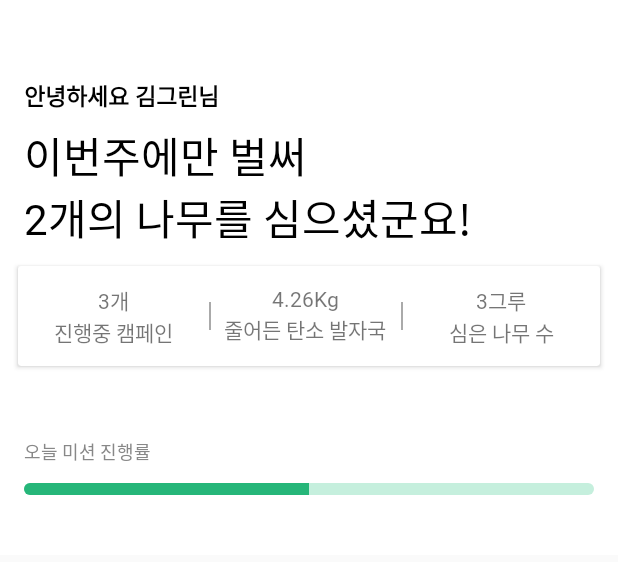
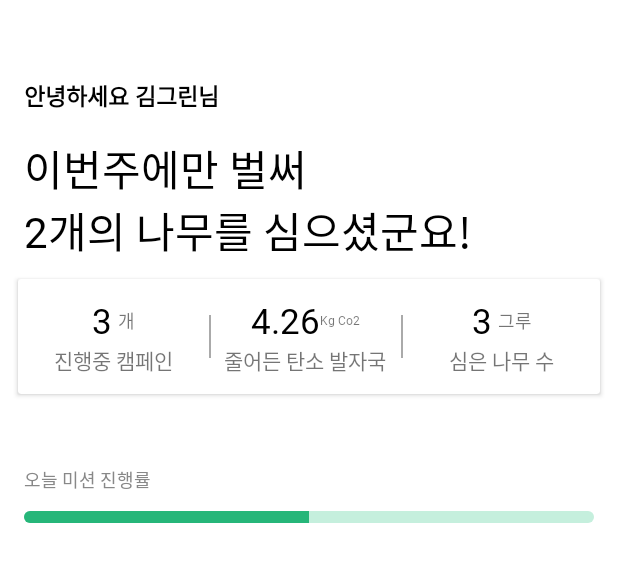
Before and after one commit to GreenByMe/GreenByMe_Android, an Android app: the layout item_home_header.xml on its own in the app's theme, with its tools: preview values and no code run, on a phone screen of 412 x 824 dp. Shown: the top 562 px of the screen. Run offline under Robolectric (Android 15) with nearby library versions, the phone set to English and light mode, and no system bars; network calls fail.

Commit message:
add fonts

```diff
--- a/app/build.gradle
+++ b/app/build.gradle
@@ -79,7 +79,6 @@ dependencies {
     //lottie
     implementation "com.airbnb.android:lottie:3.3.1"
 
-
     implementation 'com.github.bumptech.glide:glide:4.11.0'
     annotationProcessor 'com.github.bumptech.glide:compiler:4.11.0'
 }
--- a/app/src/main/java/org/greenbyme/angelhack/network/MissionAPI.kt
+++ b/app/src/main/java/org/greenbyme/angelhack/network/MissionAPI.kt
@@ -33,7 +33,7 @@ interface MissionAPI {
         @Path("mission_id") mission_id: Int
     ): Single<MissionDetailDAO>
 
-    @POST("/api/personalMissions/missions/{missionId}")
+    @POST("/api/personalmissions/missions/{missionId}")
     fun joinMissionResponse(
         @Header("jwt") token: String,
         @Path("missionId") missionId: Int
--- a/app/src/main/java/org/greenbyme/angelhack/ui/home/HomeFragment.kt
+++ b/app/src/main/java/org/greenbyme/angelhack/ui/home/HomeFragment.kt
@@ -62,7 +62,6 @@ class HomeFragment : Fragment() {
 
     override fun onViewCreated(view: View, savedInstanceState: Bundle?) {
         super.onViewCreated(view, savedInstanceState)
-
         initViews()
         loadData()
     }
--- a/app/src/main/java/org/greenbyme/angelhack/ui/mission/MissionFragment.kt
+++ b/app/src/main/java/org/greenbyme/angelhack/ui/mission/MissionFragment.kt
@@ -58,7 +58,7 @@ class MissionFragment : Fragment(), TagOnClickListener {
             .observeOn(AndroidSchedulers.mainThread())
             .subscribe { it ->
                 rv_mission_recommend?.apply {
-                    adapter = MissionRecommendAdapter(it.contents)
+                    adapter = MissionAdapter(it.contents)
                     layoutManager = LinearLayoutManager(context)
                 }
             }
--- a/app/src/main/java/org/greenbyme/angelhack/ui/mission/detail/MissionDetailActivity.kt
+++ b/app/src/main/java/org/greenbyme/angelhack/ui/mission/detail/MissionDetailActivity.kt
@@ -74,7 +74,7 @@ class MissionDetailActivity : BaseActivity(), MissionDetailContract.View {
     }
 
     companion object {
-        fun getIntent(context: Context, missionId: Int, missionType: CampaignList.Type): Intent {
+        fun getIntent(context: Context, missionId: Int, missionType: CampaignList.Type = CampaignList.Type.POPULAR): Intent {
             val intent = Intent(context, MissionDetailActivity::class.java)
             intent.putExtra("mission_id", missionId)
             intent.putExtra("mission_type", missionType)
--- a/app/src/main/res/layout/activity_main.xml
+++ b/app/src/main/res/layout/activity_main.xml
@@ -23,6 +23,7 @@
                 android:layout_width="wrap_content"
                 android:layout_height="wrap_content"
                 android:text="내가 그린"
+                android:fontFamily="@font/leesunsin"
                 android:textColor="@color/colorPrimaryDark"
                 android:textSize="20dp" />
         </androidx.appcompat.widget.Toolbar>
--- a/app/src/main/res/layout/item_home_header.xml
+++ b/app/src/main/res/layout/item_home_header.xml
@@ -25,7 +25,7 @@
         android:layout_width="wrap_content"
         android:layout_height="wrap_content"
         android:layout_marginLeft="16dp"
-        android:layout_marginTop="7dp"
+        android:layout_marginTop="16dp"
         android:text="이번주에만 벌써\n2개의 나무를 심으셨군요!"
         android:textColor="@color/black"
         android:textSize="28sp"
@@ -57,13 +57,29 @@
 
                 <TextView
                     android:id="@+id/campaign_count_title"
-                    android:layout_width="0dp"
+                    android:layout_width="wrap_content"
                     android:layout_height="wrap_content"
+                    android:layout_marginRight="4dp"
                     android:gravity="center"
+                    android:textColor="@color/black"
+                    android:textSize="23sp"
+                    app:layout_constraintHorizontal_chainStyle="packed"
                     app:layout_constraintLeft_toLeftOf="parent"
+                    app:layout_constraintRight_toLeftOf="@id/campaign_count_title_m"
+                    app:layout_constraintTop_toTopOf="parent"
+                    tools:text="3" />
+
+                <TextView
+                    android:id="@+id/campaign_count_title_m"
+                    android:layout_width="wrap_content"
+                    android:layout_height="wrap_content"
+                    android:textSize="12sp"
+                    app:layout_constraintBottom_toTopOf="@+id/campaign_count"
+                    app:layout_constraintLeft_toRightOf="@id/campaign_count_title"
                     app:layout_constraintRight_toRightOf="parent"
                     app:layout_constraintTop_toTopOf="parent"
-                    tools:text="3개" />
+                    app:layout_constraintVertical_bias="0.5"
+                    tools:text="개" />
 
                 <TextView
                     android:id="@+id/campaign_count"
@@ -99,20 +115,35 @@
 
                 <TextView
                     android:id="@+id/co_title"
-                    android:layout_width="0dp"
+                    android:layout_width="wrap_content"
                     android:layout_height="wrap_content"
                     android:gravity="center"
+                    android:textColor="@color/black"
+                    android:textSize="23sp"
+                    app:layout_constraintHorizontal_chainStyle="packed"
                     app:layout_constraintLeft_toLeftOf="parent"
+                    app:layout_constraintRight_toLeftOf="@id/co_title_m"
+                    app:layout_constraintTop_toTopOf="parent"
+                    tools:text="4.26" />
+
+                <TextView
+                    android:id="@+id/co_title_m"
+                    android:layout_width="wrap_content"
+                    android:layout_height="wrap_content"
+                    android:textSize="8sp"
+                    app:layout_constraintBottom_toTopOf="@+id/co_value"
+                    app:layout_constraintLeft_toRightOf="@id/co_title"
                     app:layout_constraintRight_toRightOf="parent"
                     app:layout_constraintTop_toTopOf="parent"
-                    tools:text="4.26Kg" />
+                    app:layout_constraintVertical_bias="0.5"
+                    tools:text="Kg Co2" />
 
                 <TextView
-                    android:layout_marginRight="6dp"
-                    android:layout_marginLeft="6dp"
                     android:id="@+id/co_value"
                     android:layout_width="0dp"
                     android:layout_height="wrap_content"
+                    android:layout_marginLeft="6dp"
+                    android:layout_marginRight="6dp"
                     android:gravity="center"
                     android:text="줄어든 탄소 발자국"
                     app:layout_constraintLeft_toLeftOf="parent"
@@ -143,13 +174,28 @@
 
                 <TextView
                     android:id="@+id/tree_count_title"
-                    android:layout_width="0dp"
+                    android:layout_width="wrap_content"
                     android:layout_height="wrap_content"
                     android:gravity="center"
+                    android:textColor="@color/black"
+                    android:textSize="23dp"
+                    android:layout_marginRight="4dp"
+                    app:layout_constraintHorizontal_chainStyle="packed"
                     app:layout_constraintLeft_toLeftOf="parent"
+                    app:layout_constraintRight_toLeftOf="@id/tree_count_title_m"
+                    app:layout_constraintTop_toTopOf="parent"
+                    tools:text="3" />
+
+                <TextView
+                    android:id="@+id/tree_count_title_m"
+                    android:layout_width="wrap_content"
+                    android:layout_height="wrap_content"
+                    android:text="그루"
+                    android:textSize="12sp"
+                    app:layout_constraintBottom_toTopOf="@+id/tree_count"
+                    app:layout_constraintLeft_toRightOf="@id/tree_count_title"
                     app:layout_constraintRight_toRightOf="parent"
-                    app:layout_constraintTop_toTopOf="parent"
-                    tools:text="3그루" />
+                    app:layout_constraintTop_toTopOf="parent" />
 
                 <TextView
                     android:id="@+id/tree_count"
@@ -180,14 +226,14 @@
         app:layout_constraintTop_toBottomOf="@+id/summary_layout" />
 
     <ProgressBar
-        android:layout_marginBottom="40dp"
-        android:layout_marginRight="16dp"
-        android:layout_marginLeft="16dp"
         android:id="@+id/btn_home_graph"
         style="@style/Widget.AppCompat.ProgressBar.Horizontal"
         android:layout_width="match_parent"
         android:layout_height="8dp"
+        android:layout_marginLeft="16dp"
         android:layout_marginTop="10dp"
+        android:layout_marginRight="16dp"
+        android:layout_marginBottom="40dp"
         android:max="100"
         android:progress="50"
         android:progressDrawable="@drawable/progressbar"
```
Also changed, not shown: app/src/main/java/org/greenbyme/angelhack/network/HomeUserAPI.kt (+6 -1 lines), app/src/main/java/org/greenbyme/angelhack/ui/MainActivity.kt (+7 -0 lines), app/src/main/java/org/greenbyme/angelhack/ui/login/LoginActivity.kt (+17 -3 lines), app/src/main/java/org/greenbyme/angelhack/ui/login/SplashActivity.kt (+23 -7 lines), app/src/main/java/org/greenbyme/angelhack/ui/mission/MissionAdapter.kt (renamed from app/src/main/java/org/greenbyme/angelhack/ui/mission/MissionRecommendAdapter.kt, +7 -8 lines), app/src/main/java/org/greenbyme/angelhack/ui/mypage/MyPageFragment.kt (+0 -37 lines), app/src/main/res/font/leesunsin.xml (added, +16 -0 lines), 1 other file.
